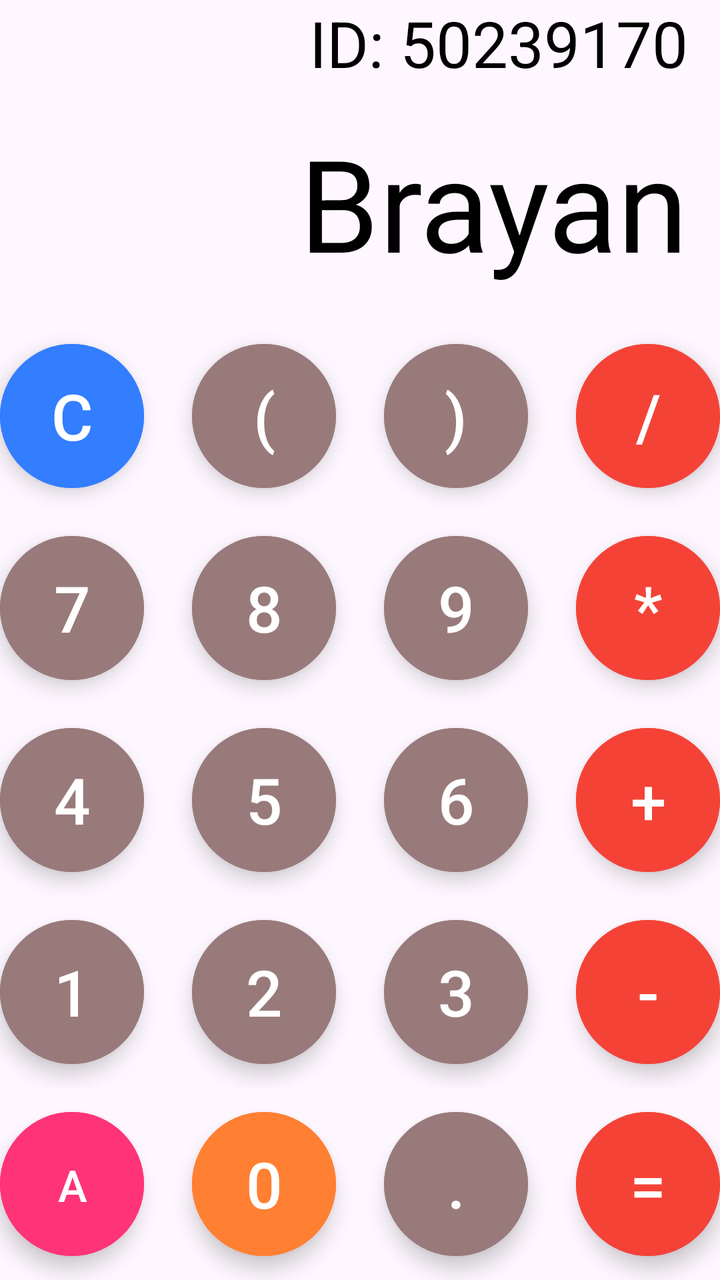
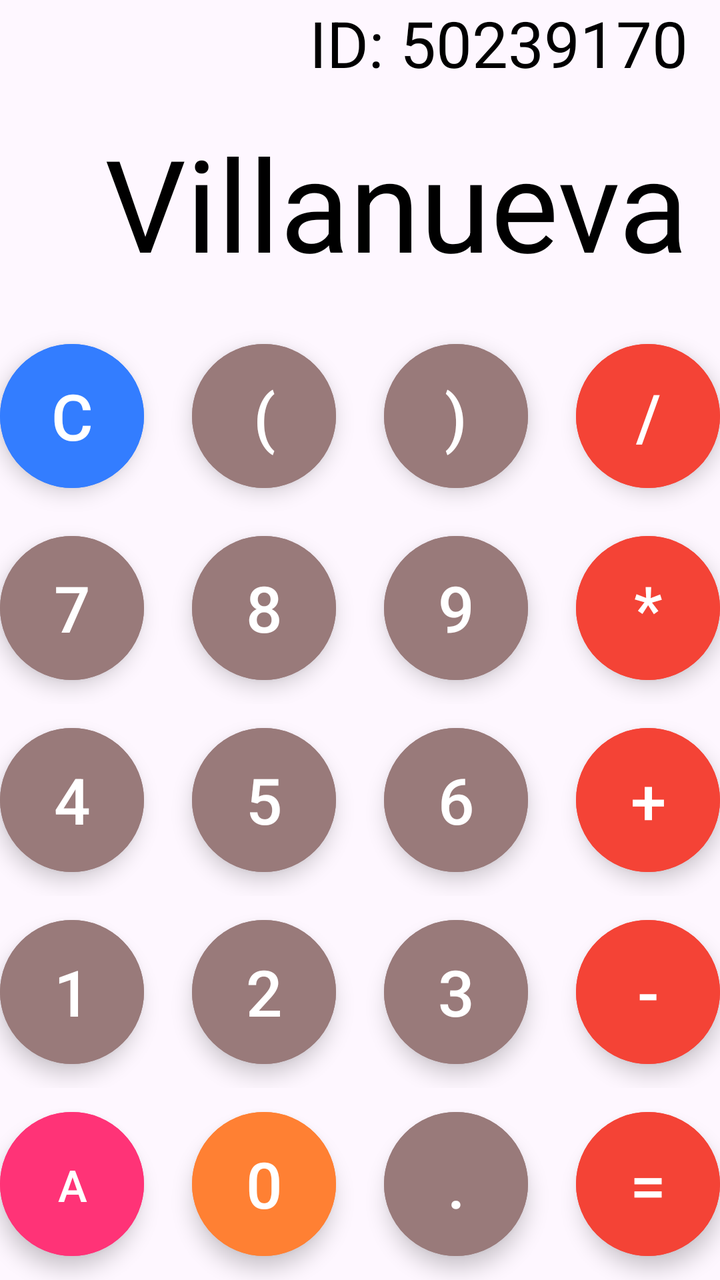

Two renders of the same Android screen: before a commit and after it. Below are the layout's source before the change and the commit's diff.
<!-- AndroidManifest.xml: application theme Theme.CalculatorApp -->
<!-- res/layout/activity_main.xml -->
<?xml version="1.0" encoding="utf-8"?>
<androidx.constraintlayout.widget.ConstraintLayout xmlns:android="http://schemas.android.com/apk/res/android"
    xmlns:app="http://schemas.android.com/apk/res-auto"
    xmlns:tools="http://schemas.android.com/tools"
    android:id="@+id/main"
    android:layout_width="match_parent"
    android:layout_height="match_parent"
    tools:context=".MainActivity">


    <TextView
        android:id="@+id/solution_tv"
        android:layout_width="match_parent"
        android:layout_height="wrap_content"
        android:layout_margin="16dp"
        android:text="ID: 50239170"
        android:textColor="@color/black"
        android:textSize="32dp"
        android:textAlignment="textEnd"
        app:layout_constraintBottom_toTopOf="@id/result_tv"/>

    <TextView
        android:id="@+id/result_tv"
        android:layout_width="match_parent"
        android:layout_height="wrap_content"
        android:layout_margin="16dp"
        android:text="Brayan"
        android:textColor="@color/black"
        android:textSize="64dp"
        android:textAlignment="textEnd"
        app:layout_constraintBottom_toTopOf="@id/button_layout"/>


    <LinearLayout
        android:id="@+id/button_layout"
        android:layout_width="match_parent"
        android:layout_height="wrap_content"
        android:orientation="vertical"
        app:layout_constraintBottom_toBottomOf="parent"
        app:layout_constraintStart_toStartOf="parent">

        <LinearLayout
            android:gravity="center"
            android:layout_width="match_parent"
            android:layout_height="wrap_content"
            android:orientation="horizontal">

            <com.google.android.material.button.MaterialButton
                android:id="@+id/button_c"
                style="@style/Widget.MaterialComponents.ExtendedFloatingActionButton"
                android:layout_width="72dp"
                android:layout_height="72dp"
                android:layout_margin="12dp"
                android:text="C"
                android:textColor="@color/white"
                android:textSize="32dp"
                app:cornerRadius="36dp"
                android:backgroundTint="#337DFF"/>

            <com.google.android.material.button.MaterialButton
                android:id="@+id/button_open_bracket"
                style="@style/Widget.MaterialComponents.ExtendedFloatingActionButton"
                android:layout_width="72dp"
                android:layout_height="72dp"
                android:layout_margin="12dp"
                android:text="("
                android:textColor="@color/white"
                android:textSize="32dp"
                app:cornerRadius="36dp"
                android:backgroundTint="#997A7A"/>

            <com.google.android.material.button.MaterialButton
                android:id="@+id/button_close_bracket"
                style="@style/Widget.MaterialComponents.ExtendedFloatingActionButton"
                android:layout_width="72dp"
                android:layout_height="72dp"
                android:layout_margin="12dp"
                android:text=")"
                android:textColor="@color/white"
                android:textSize="32dp"
                app:cornerRadius="36dp"
                android:backgroundTint="#997A7A"/>

            <com.google.android.material.button.MaterialButton
                android:id="@+id/button_divide"
                style="@style/Widget.MaterialComponents.ExtendedFloatingActionButton"
                android:layout_width="72dp"
                android:layout_height="72dp"
                android:layout_margin="12dp"
                android:text="/"
                android:textColor="@color/white"
                android:textSize="32dp"
                app:cornerRadius="36dp"
                android:backgroundTint="#F44336"/>

        </LinearLayout>

        <LinearLayout
            android:gravity="center"
            android:layout_width="match_parent"
            android:layout_height="wrap_content"
            android:orientation="horizontal">

            <com.google.android.material.button.MaterialButton
                android:id="@+id/button_7"
                style="@style/Widget.MaterialComponents.ExtendedFloatingActionButton"
                android:layout_width="72dp"
                android:layout_height="72dp"
                android:layout_margin="12dp"
                android:text="7"
                android:textColor="@color/white"
                android:textSize="32dp"
                app:cornerRadius="36dp"
                android:backgroundTint="#997A7A"/>

            <com.google.android.material.button.MaterialButton
                android:id="@+id/button_8"
                style="@style/Widget.MaterialComponents.ExtendedFloatingActionButton"
                android:layout_width="72dp"
                android:layout_height="72dp"
                android:layout_margin="12dp"
                android:text="8"
                android:textColor="@color/white"
                android:textSize="32dp"
                app:cornerRadius="36dp"
                android:backgroundTint="#997A7A"/>

            <com.google.android.material.button.MaterialButton
                android:id="@+id/button_9"
                style="@style/Widget.MaterialComponents.ExtendedFloatingActionButton"
                android:layout_width="72dp"
                android:layout_height="72dp"
                android:layout_margin="12dp"
                android:text="9"
                android:textColor="@color/white"
                android:textSize="32dp"
                app:cornerRadius="36dp"
                android:backgroundTint="#997A7A"/>

            <com.google.android.material.button.MaterialButton
                android:id="@+id/button_mul"
                style="@style/Widget.MaterialComponents.ExtendedFloatingActionButton"
                android:layout_width="72dp"
                android:layout_height="72dp"
                android:layout_margin="12dp"
                android:text="*"
                android:textColor="@color/white"
                android:textSize="32dp"
                app:cornerRadius="36dp"
                android:backgroundTint="#F44336"/>

        </LinearLayout>

        <LinearLayout
            android:gravity="center"
            android:layout_width="match_parent"
            android:layout_height="wrap_content"
            android:orientation="horizontal">

            <com.google.android.material.button.MaterialButton
                android:id="@+id/button_4"
                style="@style/Widget.MaterialComponents.ExtendedFloatingActionButton"
                android:layout_width="72dp"
                android:layout_height="72dp"
                android:layout_margin="12dp"
                android:text="4"
                android:textColor="@color/white"
                android:textSize="32dp"
                app:cornerRadius="36dp"
                android:backgroundTint="#997A7A"/>

            <com.google.android.material.button.MaterialButton
                android:id="@+id/button_5"
                style="@style/Widget.MaterialComponents.ExtendedFloatingActionButton"
                android:layout_width="72dp"
                android:layout_height="72dp"
                android:layout_margin="12dp"
                android:text="5"
                android:textColor="@color/white"
                android:textSize="32dp"
                app:cornerRadius="36dp"
                android:backgroundTint="#997A7A"/>

            <com.google.android.material.button.MaterialButton
                android:id="@+id/button_6"
                style="@style/Widget.MaterialComponents.ExtendedFloatingActionButton"
                android:layout_width="72dp"
                android:layout_height="72dp"
                android:layout_margin="12dp"
                android:text="6"
                android:textColor="@color/white"
                android:textSize="32dp"
                app:cornerRadius="36dp"
                android:backgroundTint="#997A7A"/>

            <com.google.android.material.button.MaterialButton
                android:id="@+id/button_plus"
                style="@style/Widget.MaterialComponents.ExtendedFloatingActionButton"
                android:layout_width="72dp"
                android:layout_height="72dp"
                android:layout_margin="12dp"
                android:text="+"
                android:textColor="@color/white"
                android:textSize="32dp"
                app:cornerRadius="36dp"
                android:backgroundTint="#F44336"/>

        </LinearLayout>

        <LinearLayout
            android:gravity="center"
            android:layout_width="match_parent"
            android:layout_height="wrap_content"
            android:orientation="horizontal">

            <com.google.android.material.button.MaterialButton
                android:id="@+id/button_1"
                style="@style/Widget.MaterialComponents.ExtendedFloatingActionButton"
                android:layout_width="72dp"
                android:layout_height="72dp"
                android:layout_margin="12dp"
                android:text="1"
                android:textColor="@color/white"
                android:textSize="32dp"
                app:cornerRadius="36dp"
                android:backgroundTint="#997A7A"/>

            <com.google.android.material.button.MaterialButton
                android:id="@+id/button_2"
                style="@style/Widget.MaterialComponents.ExtendedFloatingActionButton"
                android:layout_width="72dp"
                android:layout_height="72dp"
                android:layout_margin="12dp"
                android:text="2"
                android:textColor="@color/white"
                android:textSize="32dp"
                app:cornerRadius="36dp"
                android:backgroundTint="#997A7A"/>

            <com.google.android.material.button.MaterialButton
                android:id="@+id/button_3"
                style="@style/Widget.MaterialComponents.ExtendedFloatingActionButton"
                android:layout_width="72dp"
                android:layout_height="72dp"
                android:layout_margin="12dp"
                android:text="3"
                android:textColor="@color/white"
                android:textSize="32dp"
                app:cornerRadius="36dp"
                android:backgroundTint="#997A7A"/>

            <com.google.android.material.button.MaterialButton
                android:id="@+id/button_minus"
                style="@style/Widget.MaterialComponents.ExtendedFloatingActionButton"
                android:layout_width="72dp"
                android:layout_height="72dp"
                android:layout_margin="12dp"
                android:text="-"
                android:textColor="@color/white"
                android:textSize="32dp"
                app:cornerRadius="36dp"
                android:backgroundTint="#F44336"/>

        </LinearLayout>

        <LinearLayout
            android:gravity="center"
            android:layout_width="match_parent"
            android:layout_height="wrap_content"
            android:orientation="horizontal">

            <com.google.android.material.button.MaterialButton
                android:id="@+id/button_ac"
                style="@style/Widget.MaterialComponents.ExtendedFloatingActionButton"
                android:layout_width="72dp"
                android:layout_height="72dp"
                android:layout_margin="12dp"
                android:text="AC"
                android:textColor="@color/white"
                android:textSize="22dp"
                app:cornerRadius="36dp"
                android:backgroundTint="#FF3377"/>

            <com.google.android.material.button.MaterialButton
                android:id="@+id/button_0"
                style="@style/Widget.MaterialComponents.ExtendedFloatingActionButton"
                android:layout_width="72dp"
                android:layout_height="72dp"
                android:layout_margin="12dp"
                android:text="0"
                android:textColor="@color/white"
                android:textSize="32dp"
                app:cornerRadius="36dp"
                android:backgroundTint="#FF8033"/>

            <com.google.android.material.button.MaterialButton
                android:id="@+id/button_dot"
                style="@style/Widget.MaterialComponents.ExtendedFloatingActionButton"
                android:layout_width="72dp"
                android:layout_height="72dp"
                android:layout_margin="12dp"
                android:text="."
                android:textColor="@color/white"
                android:textSize="32dp"
                app:cornerRadius="36dp"
                android:backgroundTint="#997A7A"/>

            <com.google.android.material.button.MaterialButton
                android:id="@+id/button_equals"
                style="@style/Widget.MaterialComponents.ExtendedFloatingActionButton"
                android:layout_width="72dp"
                android:layout_height="72dp"
                android:layout_margin="12dp"
                android:text="="
                android:textColor="@color/white"
                android:textSize="32dp"
                app:cornerRadius="36dp"
                android:backgroundTint="#F44336"/>

        </LinearLayout>

    </LinearLayout>

</androidx.constraintlayout.widget.ConstraintLayout>
<!-- resources referenced by this layout -->
<resources>
  <color name="black">#FF000000</color>
  <color name="white">#FFFFFFFF</color>
  <style name="Theme.CalculatorApp" parent="Base.Theme.CalculatorApp" />
  <style name="Base.Theme.CalculatorApp" parent="Theme.Material3.DayNight.NoActionBar">
          
          
      </style>
</resources>

<!-- the commit's change to res/layout/activity_main.xml (unified diff, before → after) -->
@@ -24,7 +24,7 @@
         android:layout_width="match_parent"
         android:layout_height="wrap_content"
         android:layout_margin="16dp"
-        android:text="Brayan"
+        android:text="Villanueva"
         android:textColor="@color/black"
         android:textSize="64dp"
         android:textAlignment="textEnd"
